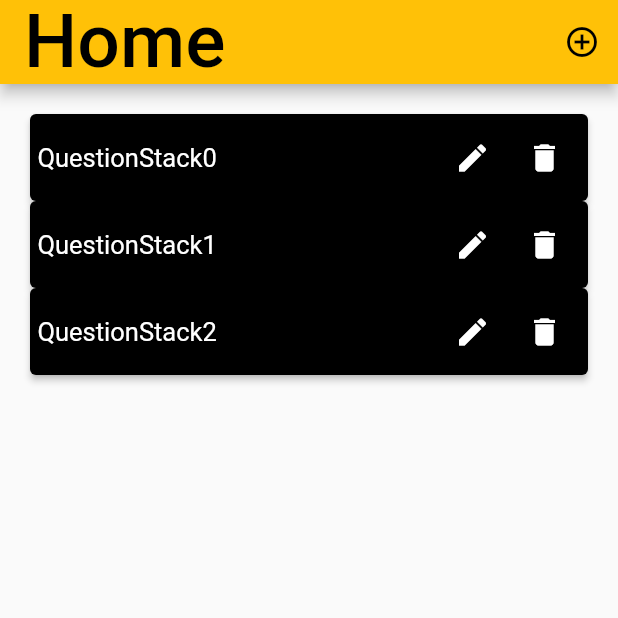
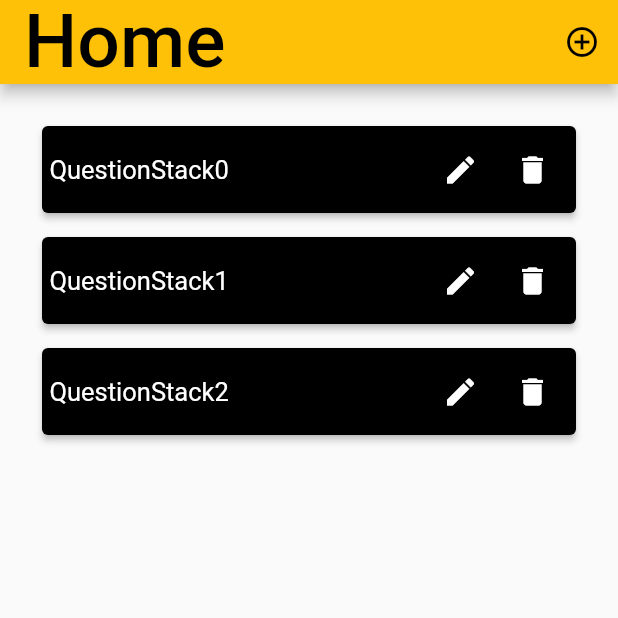
Before and after one commit to BogyMitutoyoCTL/BOGY-App-2022-10, a Flutter app: the Home screen opened directly, on a phone screen of 412 x 824 dp, the top half of it. Run offline on Flutter 3.47's test engine with Material 2 defaults, Android fonts, the phone set to English and light mode, and no system bars; our stand-ins replace image_picker.

Commit message:
Wrapped Decks on Home in padding

```diff
--- a/Source/lib/Topic.dart
+++ b/Source/lib/Topic.dart
@@ -22,7 +22,9 @@ class Topic extends StatefulWidget {
 class _TopicState extends State<Topic> {
   @override
   Widget build(BuildContext context) {
-    return ElevatedButton(
+    return Padding(
+      padding: const EdgeInsets.all(8.0),
+      child: ElevatedButton(
           onPressed: askQuestion,
           child: Row(
             mainAxisAlignment: MainAxisAlignment.end,
@@ -39,7 +41,8 @@ class _TopicState extends State<Topic> {
                 icon: Icon(Icons.delete),
               )
             ],
-        ));
+          )),
+    );
   }
 
   void askQuestion() {
```
Lines whose indentation alone changed are shown as unchanged.
